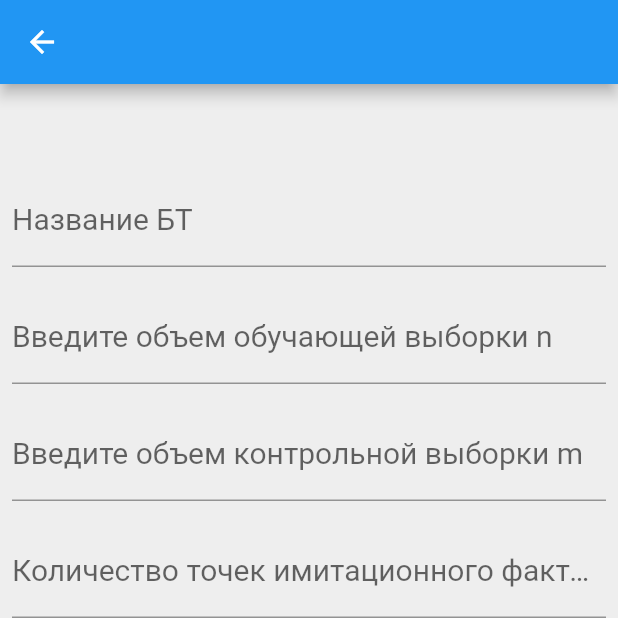
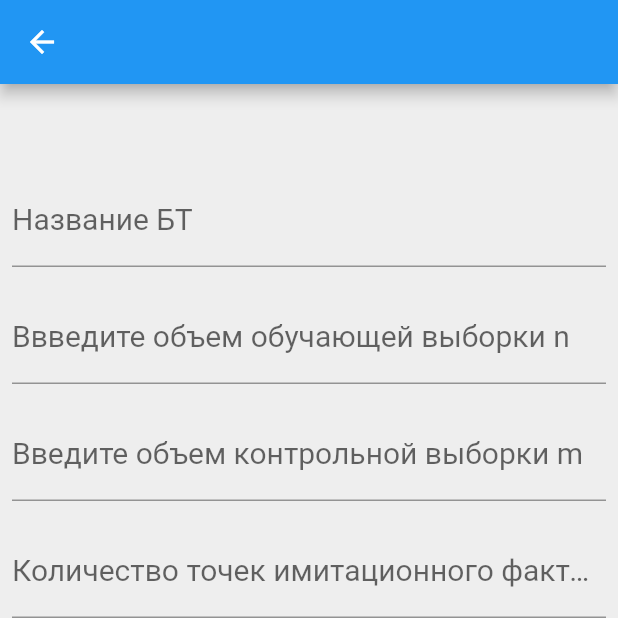
Before and after one commit to cheerfulperson/fault_tolerance, a Flutter app: the SecondApp screen opened by its route, on a phone screen of 412 x 824 dp, the top half of it. Run offline on Flutter 3.47's test engine with Material 2 defaults, Android fonts, the phone set to English and light mode, and no system bars; our stand-ins replace flutter_svg; missing offline and left inert: window_size; Roboto replaces fonts that are missing (Hind).

```diff
--- a/lib/second_app/second_app.dart
+++ b/lib/second_app/second_app.dart
@@ -124,7 +124,7 @@ class _SecondAppState extends State<SecondApp> {
                             },
                             decoration: const InputDecoration(
                               border: UnderlineInputBorder(),
-                              labelText: 'Введите объем обучающей выборки n',
+                              labelText: 'Ввведите объем обучающей выборки n',
                               labelStyle: TextStyle(fontSize: 20),
                             ),
                             onFieldSubmitted: (value) {
```
